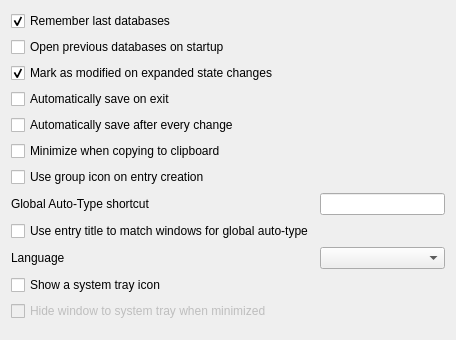
Old version of the form src/gui/SettingsWidgetGeneral.ui in the repository keepassxreboot/keepassxc.
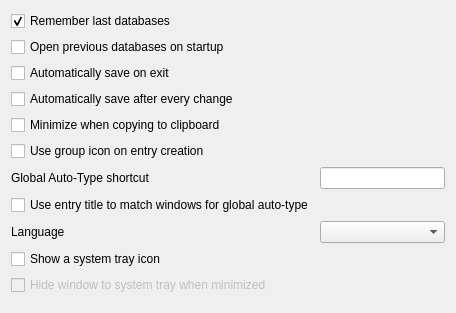
New version of the form. Custom widgets are drawn as their Qt base class.

Commit message:
Remove ModifiedOnExpandedStateChanges config option.
I'm pretty sure noone knew what it actually does.
This is the sort of option users shouldn't be bothered with.

What changed in the file:
```diff
--- a/src/gui/SettingsWidgetGeneral.ui
+++ b/src/gui/SettingsWidgetGeneral.ui
@@ -7,7 +7,7 @@
     <x>0</x>
     <y>0</y>
     <width>456</width>
-    <height>340</height>
+    <height>313</height>
    </rect>
   </property>
   <layout class="QFormLayout" name="formLayout">
@@ -32,78 +32,68 @@
     </widget>
    </item>
    <item row="2" column="0">
-    <widget class="QCheckBox" name="modifiedExpandedChangedCheckBox">
-     <property name="text">
-      <string>Mark as modified on expanded state changes</string>
-     </property>
-     <property name="checked">
-      <bool>true</bool>
-     </property>
-    </widget>
-   </item>
-   <item row="3" column="0">
     <widget class="QCheckBox" name="autoSaveOnExitCheckBox">
      <property name="text">
       <string>Automatically save on exit</string>
      </property>
     </widget>
    </item>
-   <item row="4" column="0">
+   <item row="3" column="0">
     <widget class="QCheckBox" name="autoSaveAfterEveryChangeCheckBox">
      <property name="text">
       <string>Automatically save after every change</string>
      </property>
     </widget>
    </item>
-   <item row="5" column="0">
+   <item row="4" column="0">
     <widget class="QCheckBox" name="minimizeOnCopyCheckBox">
      <property name="text">
       <string>Minimize when copying to clipboard</string>
      </property>
     </widget>
    </item>
-   <item row="6" column="0">
+   <item row="5" column="0">
     <widget class="QCheckBox" name="useGroupIconOnEntryCreationCheckBox">
      <property name="text">
       <string>Use group icon on entry creation</string>
      </property>
     </widget>
    </item>
-   <item row="7" column="0">
+   <item row="6" column="0">
     <widget class="QLabel" name="autoTypeShortcutLabel">
      <property name="text">
       <string>Global Auto-Type shortcut</string>
      </property>
     </widget>
    </item>
-   <item row="7" column="1">
+   <item row="6" column="1">
     <widget class="ShortcutWidget" name="autoTypeShortcutWidget"/>
    </item>
-   <item row="8" column="0">
+   <item row="7" column="0">
     <widget class="QCheckBox" name="autoTypeEntryTitleMatchCheckBox">
      <property name="text">
       <string>Use entry title to match windows for global auto-type</string>
      </property>
     </widget>
    </item>
-   <item row="9" column="0">
+   <item row="8" column="0">
     <widget class="QLabel" name="languageLabel">
      <property name="text">
       <string>Language</string>
      </property>
     </widget>
    </item>
-   <item row="9" column="1">
+   <item row="8" column="1">
     <widget class="QComboBox" name="languageComboBox"/>
    </item>
-   <item row="10" column="0">
+   <item row="9" column="0">
     <widget class="QCheckBox" name="systrayShowCheckBox">
      <property name="text">
       <string>Show a system tray icon</string>
      </property>
     </widget>
    </item>
-   <item row="11" column="0">
+   <item row="10" column="0">
     <widget class="QCheckBox" name="systrayMinimizeToTrayCheckBox">
      <property name="enabled">
       <bool>false</bool>
```
Left out of the diff: 1 changed line with no effect on the pictures. The commit also changes 3 other files.
